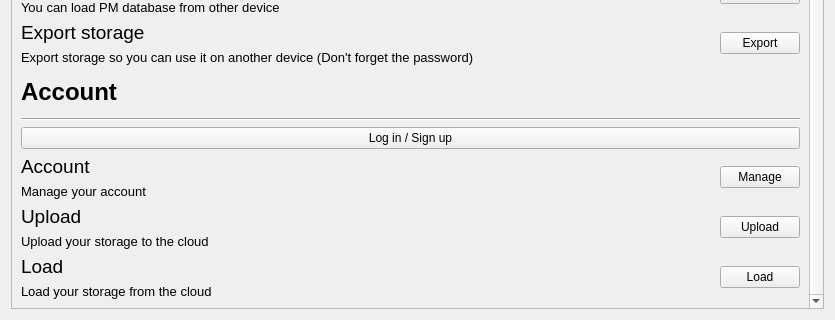
The window that dialogs/settingsdialog.ui (commmrade/PasswordManager) describes before a commit, drawn with Qt 5; both pictures show x 0 to 835 and y 361 to 681 of the 835 by 681 pixel window.
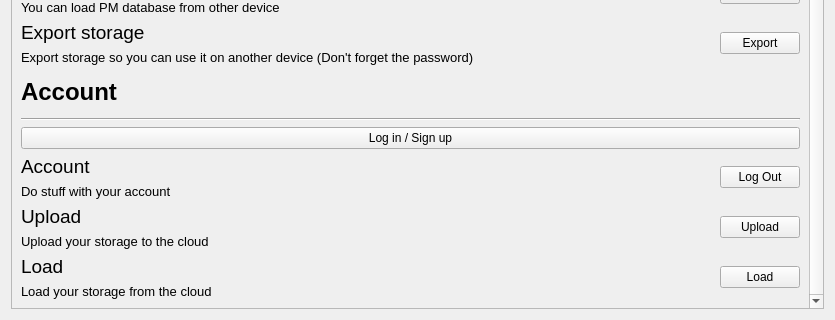
The same window after the commit.

Commit message: Logout button

```diff
--- a/dialogs/settingsdialog.ui
+++ b/dialogs/settingsdialog.ui
@@ -519,7 +519,7 @@
               </font>
              </property>
              <property name="text">
-              <string>Manage your account</string>
+              <string>Do stuff with your account</string>
              </property>
             </widget>
            </item>
@@ -544,7 +544,7 @@
             <bool>true</bool>
            </property>
            <property name="text">
-            <string>Manage</string>
+            <string>Log Out</string>
            </property>
           </widget>
          </item>
```
Left out of the diff: 2 changed lines with no effect on the pictures. The commit also changes 4 other files.
